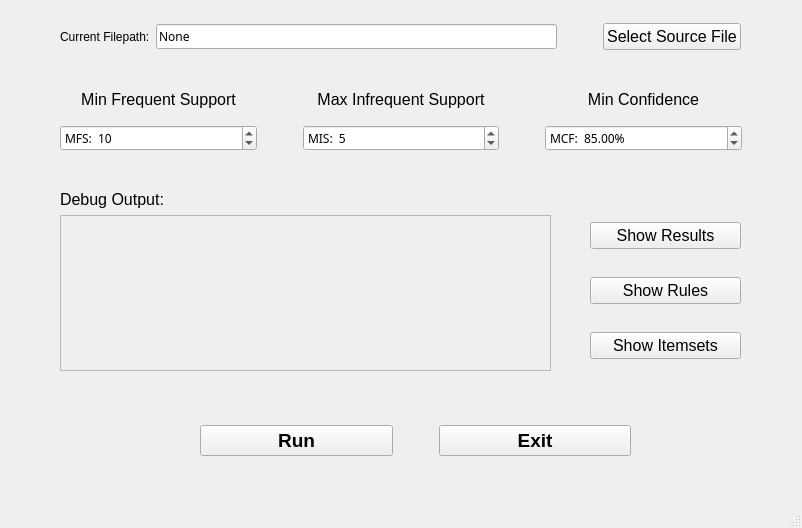
First picture: the form in Task5/UI/FlawDetectorUI/mainwindow.ui, repository zhuohaoyu/TuringAdvancedProgramming19B, before the edit.
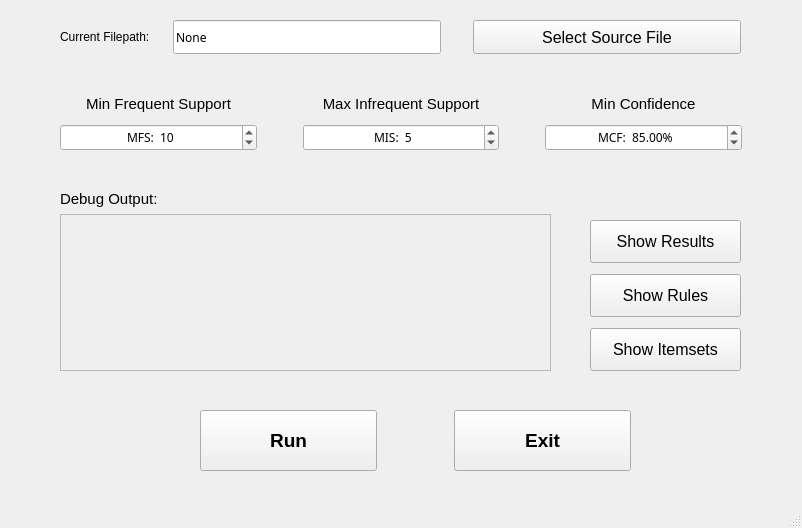
Second picture: the form after the edit.

What changed in the file:
```diff
--- a/Task5/UI/FlawDetectorUI/mainwindow.ui
+++ b/Task5/UI/FlawDetectorUI/mainwindow.ui
@@ -18,19 +18,19 @@
     <property name="geometry">
      <rect>
       <x>60</x>
-      <y>80</y>
+      <y>90</y>
       <width>682</width>
-      <height>71</height>
+      <height>61</height>
      </rect>
     </property>
-    <layout class="QGridLayout" name="gridLayout">
+    <layout class="QGridLayout" name="gridLayout" rowstretch="2,2" columnstretch="10,0,10,0,10">
      <item row="0" column="1">
       <spacer name="horizontalSpacer">
        <property name="orientation">
         <enum>Qt::Horizontal</enum>
        </property>
        <property name="sizeType">
-        <enum>QSizePolicy::Fixed</enum>
+        <enum>QSizePolicy::Preferred</enum>
        </property>
        <property name="sizeHint" stdset="0">
         <size>
@@ -42,11 +42,20 @@
      </item>
      <item row="1" column="2">
       <widget class="QSpinBox" name="spinBox_MIS">
+       <property name="sizePolicy">
+        <sizepolicy hsizetype="Preferred" vsizetype="Preferred">
+         <horstretch>0</horstretch>
+         <verstretch>0</verstretch>
+        </sizepolicy>
+       </property>
        <property name="font">
         <font>
          <family>Ubuntu Mono</family>
         </font>
        </property>
+       <property name="alignment">
+        <set>Qt::AlignCenter</set>
+       </property>
        <property name="prefix">
         <string>MIS:  </string>
        </property>
@@ -60,11 +69,20 @@
      </item>
      <item row="1" column="4">
       <widget class="QDoubleSpinBox" name="doubleSpinBox_MCF">
+       <property name="sizePolicy">
+        <sizepolicy hsizetype="Preferred" vsizetype="Preferred">
+         <horstretch>0</horstretch>
+         <verstretch>0</verstretch>
+        </sizepolicy>
+       </property>
        <property name="font">
         <font>
          <family>Ubuntu Mono</family>
         </font>
        </property>
+       <property name="alignment">
+        <set>Qt::AlignCenter</set>
+       </property>
        <property name="prefix">
         <string>MCF:  </string>
        </property>
@@ -83,7 +101,7 @@
       <widget class="QLabel" name="label">
        <property name="font">
         <font>
-         <pointsize>12</pointsize>
+         <pointsize>11</pointsize>
         </font>
        </property>
        <property name="text">
@@ -96,11 +114,20 @@
      </item>
      <item row="1" column="0">
       <widget class="QSpinBox" name="spinBox_MFS">
+       <property name="sizePolicy">
+        <sizepolicy hsizetype="Preferred" vsizetype="Preferred">
+         <horstretch>0</horstretch>
+         <verstretch>0</verstretch>
+        </sizepolicy>
+       </property>
        <property name="font">
         <font>
          <family>Ubuntu Mono</family>
         </font>
        </property>
+       <property name="alignment">
+        <set>Qt::AlignCenter</set>
+       </property>
        <property name="prefix">
         <string>MFS:  </string>
        </property>
@@ -122,7 +149,7 @@
        </property>
        <property name="font">
         <font>
-         <pointsize>12</pointsize>
+         <pointsize>11</pointsize>
         </font>
        </property>
        <property name="text">
@@ -137,7 +164,7 @@
       <widget class="QLabel" name="label_3">
        <property name="font">
         <font>
-         <pointsize>12</pointsize>
+         <pointsize>11</pointsize>
         </font>
        </property>
        <property name="text">
@@ -154,7 +181,7 @@
         <enum>Qt::Horizontal</enum>
        </property>
        <property name="sizeType">
-        <enum>QSizePolicy::Fixed</enum>
+        <enum>QSizePolicy::Preferred</enum>
        </property>
        <property name="sizeHint" stdset="0">
         <size>
@@ -175,7 +202,7 @@
       <height>34</height>
      </rect>
     </property>
-    <layout class="QHBoxLayout" name="horizontalLayout_2">
+    <layout class="QHBoxLayout" name="horizontalLayout_2" stretch="4,10,1,10">
      <item>
       <widget class="QLabel" name="label_4">
        <property name="text">
@@ -185,6 +212,12 @@
      </item>
      <item>
       <widget class="QLineEdit" name="lineEdit_Filepath">
+       <property name="sizePolicy">
+        <sizepolicy hsizetype="Expanding" vsizetype="Preferred">
+         <horstretch>0</horstretch>
+         <verstretch>0</verstretch>
+        </sizepolicy>
+       </property>
        <property name="font">
         <font>
          <family>Ubuntu Mono</family>
@@ -207,7 +240,7 @@
         <enum>Qt::Horizontal</enum>
        </property>
        <property name="sizeType">
-        <enum>QSizePolicy::Fixed</enum>
+        <enum>QSizePolicy::Preferred</enum>
        </property>
        <property name="sizeHint" stdset="0">
         <size>
@@ -219,6 +252,12 @@
      </item>
      <item>
       <widget class="QPushButton" name="pushButton_SelectFile">
+       <property name="sizePolicy">
+        <sizepolicy hsizetype="Minimum" vsizetype="Preferred">
+         <horstretch>0</horstretch>
+         <verstretch>0</verstretch>
+        </sizepolicy>
+       </property>
        <property name="font">
         <font>
          <pointsize>12</pointsize>
@@ -235,14 +274,20 @@
     <property name="geometry">
      <rect>
       <x>590</x>
-      <y>200</y>
+      <y>220</y>
       <width>151</width>
-      <height>181</height>
+      <height>151</height>
      </rect>
     </property>
-    <layout class="QVBoxLayout" name="verticalLayout_3">
+    <layout class="QVBoxLayout" name="verticalLayout_3" stretch="10,1,10,1,10">
      <item>
       <widget class="QPushButton" name="pushButton_showResult">
+       <property name="sizePolicy">
+        <sizepolicy hsizetype="Minimum" vsizetype="Preferred">
+         <horstretch>0</horstretch>
+         <verstretch>0</verstretch>
+        </sizepolicy>
+       </property>
        <property name="font">
         <font>
          <pointsize>12</pointsize>
@@ -258,8 +303,27 @@
        </property>
       </widget>
      </item>
+     <item>
+      <spacer name="verticalSpacer">
+       <property name="orientation">
+        <enum>Qt::Vertical</enum>
+       </property>
+       <property name="sizeHint" stdset="0">
+        <size>
+         <width>20</width>
+         <height>40</height>
+        </size>
+       </property>
+      </spacer>
+     </item>
      <item>
       <widget class="QPushButton" name="pushButton_showRule">
+       <property name="sizePolicy">
+        <sizepolicy hsizetype="Minimum" vsizetype="Preferred">
+         <horstretch>0</horstretch>
+         <verstretch>0</verstretch>
+        </sizepolicy>
+       </property>
        <property name="font">
         <font>
          <pointsize>12</pointsize>
@@ -272,8 +336,27 @@
        </property>
       </widget>
      </item>
+     <item>
+      <spacer name="verticalSpacer_2">
+       <property name="orientation">
+        <enum>Qt::Vertical</enum>
+       </property>
+       <property name="sizeHint" stdset="0">
+        <size>
+         <width>20</width>
+         <height>40</height>
+        </size>
+       </property>
+      </spacer>
+     </item>
      <item>
       <widget class="QPushButton" name="pushButton_showItemsets">
+       <property name="sizePolicy">
+        <sizepolicy hsizetype="Minimum" vsizetype="Preferred">
+         <horstretch>0</horstretch>
+         <verstretch>0</verstretch>
+        </sizepolicy>
+       </property>
        <property name="font">
         <font>
          <pointsize>12</pointsize>
@@ -300,9 +383,15 @@
       <height>61</height>
      </rect>
     </property>
-    <layout class="QHBoxLayout" name="horizontalLayout">
+    <layout class="QHBoxLayout" name="horizontalLayout" stretch="10,4,10">
      <item>
       <widget class="QPushButton" name="runButton">
+       <property name="sizePolicy">
+        <sizepolicy hsizetype="Preferred" vsizetype="Preferred">
+         <horstretch>0</horstretch>
+         <verstretch>0</verstretch>
+        </sizepolicy>
+       </property>
        <property name="font">
         <font>
          <pointsize>14</pointsize>
@@ -324,7 +413,7 @@
         <enum>Qt::Horizontal</enum>
        </property>
        <property name="sizeType">
-        <enum>QSizePolicy::Fixed</enum>
+        <enum>QSizePolicy::Preferred</enum>
        </property>
        <property name="sizeHint" stdset="0">
         <size>
@@ -336,6 +425,12 @@
      </item>
      <item>
       <widget class="QPushButton" name="exitButton">
+       <property name="sizePolicy">
+        <sizepolicy hsizetype="Minimum" vsizetype="Preferred">
+         <horstretch>0</horstretch>
+         <verstretch>0</verstretch>
+        </sizepolicy>
+       </property>
        <property name="font">
         <font>
          <pointsize>14</pointsize>
@@ -364,12 +459,15 @@
       <widget class="QLabel" name="label_5">
        <property name="font">
         <font>
-         <pointsize>12</pointsize>
+         <pointsize>11</pointsize>
         </font>
        </property>
        <property name="text">
         <string>Debug Output:</string>
        </property>
+       <property name="alignment">
+        <set>Qt::AlignLeading|Qt::AlignLeft|Qt::AlignVCenter</set>
+       </property>
       </widget>
      </item>
      <item>
@@ -388,7 +486,7 @@
           <x>0</x>
           <y>0</y>
           <width>487</width>
-          <height>147</height>
+          <height>149</height>
          </rect>
         </property>
        </widget>
```
Left out of the diff: 1 changed line with no effect on the pictures.
